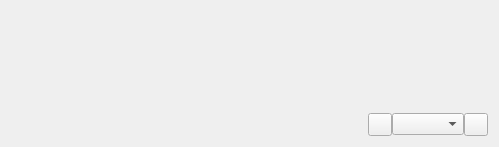
Old version of the form resources/ui/album_screen.ui in the repository Iconoclasteinc/tgit.
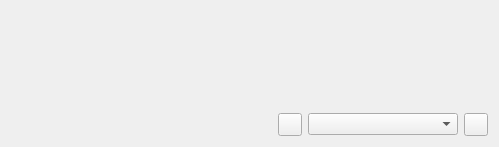
New version of the form. Icons and pictures are not drawn.

Commit message: Change the value of the navigation combobox when navigating using either the arrows or the menu.

The edit to the form file:
```diff
--- a/resources/ui/album_screen.ui
+++ b/resources/ui/album_screen.ui
@@ -16,9 +16,6 @@
    </item>
    <item>
     <layout class="QHBoxLayout" name="_controls">
-     <property name="spacing">
-      <number>0</number>
-     </property>
      <item>
       <spacer name="horizontalSpacer">
        <property name="orientation">
@@ -50,7 +47,14 @@
       </widget>
      </item>
      <item>
-      <widget class="QComboBox" name="_pages_navigation"/>
+      <widget class="QComboBox" name="_pages_navigation">
+       <property name="minimumSize">
+        <size>
+         <width>150</width>
+         <height>0</height>
+        </size>
+       </property>
+      </widget>
      </item>
      <item>
       <widget class="QToolButton" name="_next">
```
The commit also changes 4 other files.
